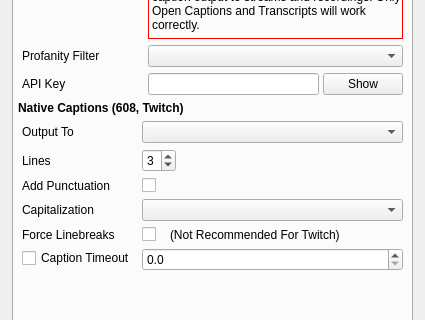
Above: src/ui/CaptionSettingsWidget.ui from ratwithacompiler/OBS-captions-plugin before the change; both pictures show x 0 to 425 and y 245 to 565 of the 425 by 885 pixel window. Below: the same form after it.
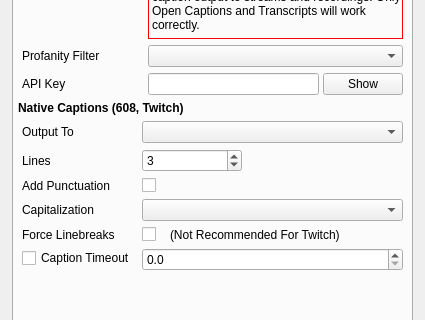
That is the form after the change.

Commit message: more space to avoid UI cutting off

```diff
--- a/src/ui/CaptionSettingsWidget.ui
+++ b/src/ui/CaptionSettingsWidget.ui
@@ -503,6 +503,12 @@
                   <verstretch>0</verstretch>
                  </sizepolicy>
                 </property>
+                <property name="minimumSize">
+                 <size>
+                  <width>100</width>
+                  <height>0</height>
+                 </size>
+                </property>
                 <property name="minimum">
                  <number>1</number>
                 </property>
```
Left out of the diff: 18 changed lines with no effect on the pictures. The commit also changes 2 other files.
